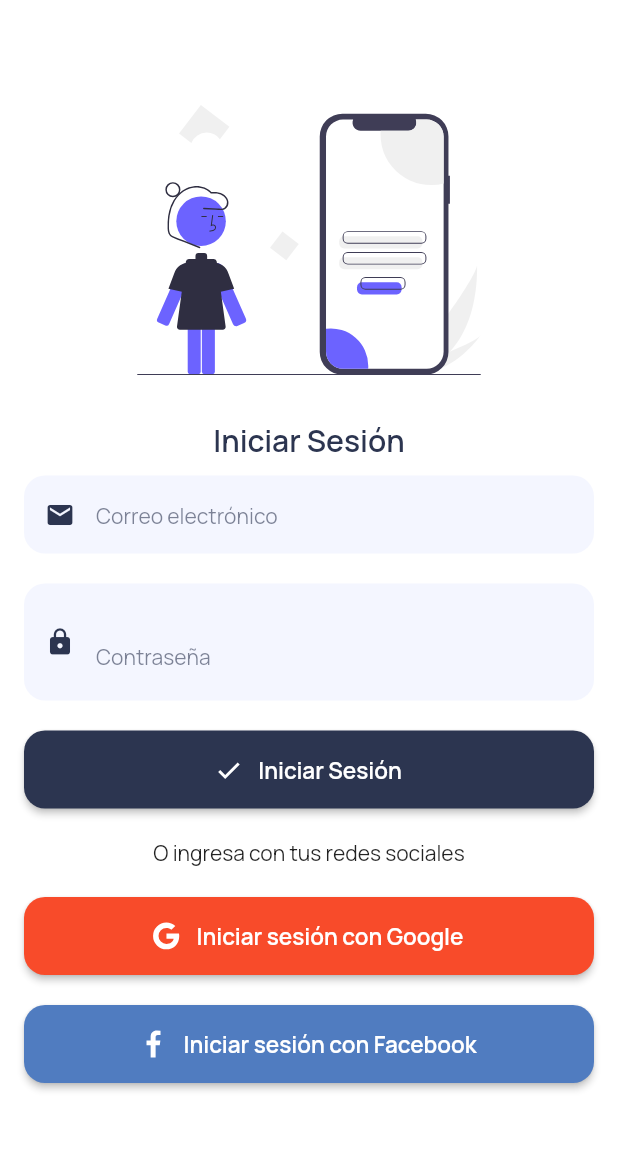
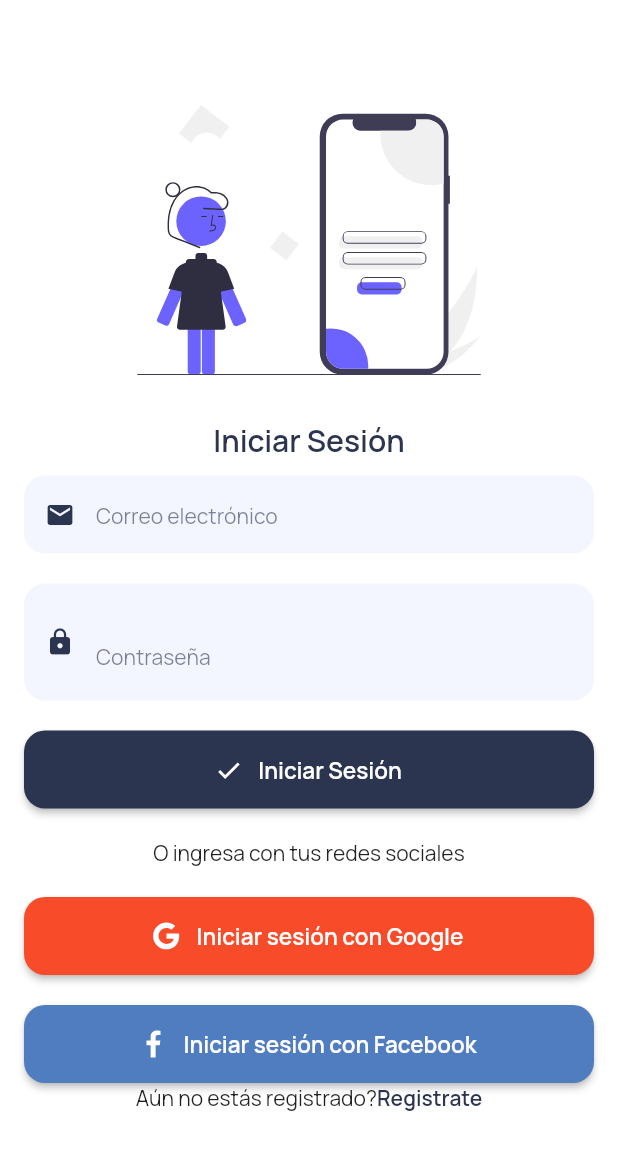
Before and after one commit to neslonBryan/tasks, a Flutter app: the screen it shows after launch, on a phone screen of 412 x 824 dp. Shown: the top 1150 px of the screen. Run offline on Flutter 3.47's test engine with Material 2 defaults, Android fonts, the phone set to English and light mode, and no system bars; our stand-ins replace cloud_firestore, firebase_core, flutter_svg, google_fonts; accounts and stored records are empty.

Commit message:
maquetando el login

```diff
--- a/lib/pages/login_page.dart
+++ b/lib/pages/login_page.dart
@@ -1,5 +1,6 @@
 import 'package:flutter/material.dart';
 import 'package:flutter_svg/svg.dart';
+import 'package:tasks/pages/register_pages.dart';
 import 'package:tasks/ui/general/colors.dart';
 import 'package:tasks/ui/widgets/button_custom_widget.dart';
 import 'package:tasks/ui/widgets/button_normal_widget.dart';
@@ -72,6 +73,33 @@ class _LoginPageState extends State<LoginPage> {
                 icon: "facebook",
                 color: Color(0xff507CC0),
               ),
+              Row(
+                mainAxisAlignment: MainAxisAlignment.center,
+                children: [
+                  divider10(),
+                  Text(
+                    "Aún no estás registrado?",
+                  ),
+                  divider10(),
+                  InkWell(
+                    onTap: () {
+                      Navigator.push(
+                        context,
+                        MaterialPageRoute(
+                          builder: (context) => RegisterPage(),
+                        ),
+                      );
+                    },
+                    child: Text(
+                      "Registrate",
+                      style: TextStyle(
+                        fontWeight: FontWeight.w600,
+                        color: KBrandPrimaryColor,
+                      ),
+                    ),
+                  ),
+                ],
+              )
             ],
           ),
         ),
```
Also changed, not shown: lib/pages/register_pages.dart (added, +73 -0 lines).
